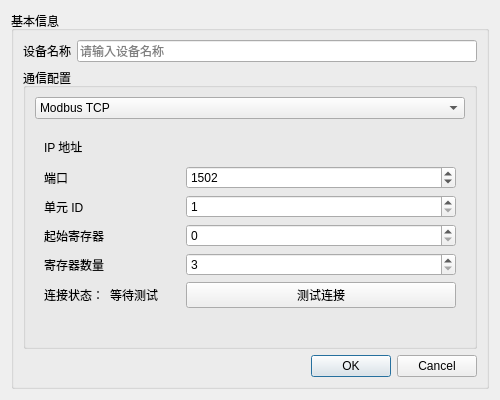
The window that UI/adddevicedialog.ui (Chick9N/MonitoringSystem) describes before a commit, drawn with Qt 5.
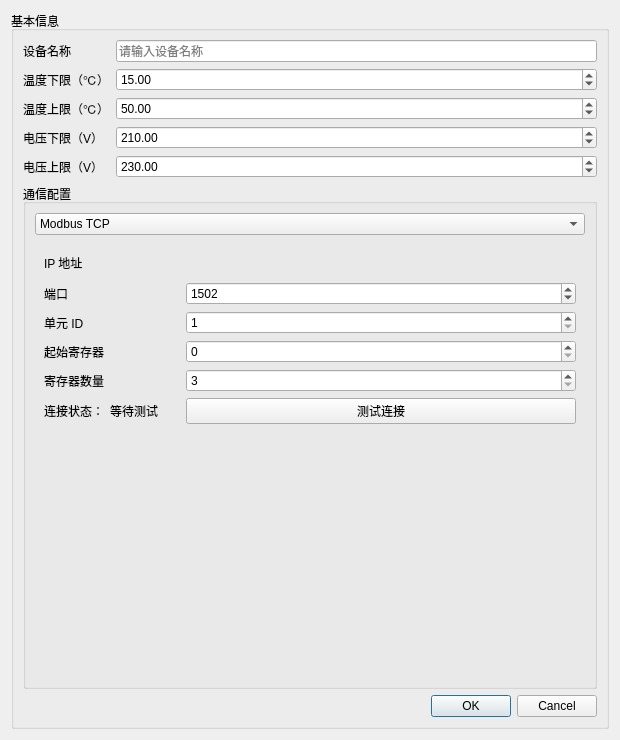
The same window after the commit. Custom widgets are drawn as their Qt base class.

What changed in the file:
```diff
--- a/UI/adddevicedialog.ui
+++ b/UI/adddevicedialog.ui
@@ -6,14 +6,14 @@
    <rect>
     <x>0</x>
     <y>0</y>
-    <width>500</width>
-    <height>400</height>
+    <width>620</width>
+    <height>740</height>
    </rect>
   </property>
   <property name="minimumSize">
    <size>
-    <width>500</width>
-    <height>400</height>
+    <width>580</width>
+    <height>680</height>
    </size>
   </property>
   <property name="windowTitle">
@@ -42,6 +42,14 @@
           </property>
          </widget>
         </item>
+        <item row="1" column="0"><widget class="QLabel" name="temperatureLowLabel"><property name="text"><string>温度下限（℃）</string></property></widget></item>
+        <item row="1" column="1"><widget class="QDoubleSpinBox" name="temperatureLowSpinBox"><property name="maximum"><double>200.000000000000000</double></property><property name="value"><double>15.000000000000000</double></property></widget></item>
+        <item row="2" column="0"><widget class="QLabel" name="temperatureHighLabel"><property name="text"><string>温度上限（℃）</string></property></widget></item>
+        <item row="2" column="1"><widget class="QDoubleSpinBox" name="temperatureHighSpinBox"><property name="maximum"><double>200.000000000000000</double></property><property name="value"><double>50.000000000000000</double></property></widget></item>
+        <item row="3" column="0"><widget class="QLabel" name="voltageLowLabel"><property name="text"><string>电压下限（V）</string></property></widget></item>
+        <item row="3" column="1"><widget class="QDoubleSpinBox" name="voltageLowSpinBox"><property name="maximum"><double>1000.000000000000000</double></property><property name="value"><double>210.000000000000000</double></property></widget></item>
+        <item row="4" column="0"><widget class="QLabel" name="voltageHighLabel"><property name="text"><string>电压上限（V）</string></property></widget></item>
+        <item row="4" column="1"><widget class="QDoubleSpinBox" name="voltageHighSpinBox"><property name="maximum"><double>1000.000000000000000</double></property><property name="value"><double>230.000000000000000</double></property></widget></item>
        </layout>
       </item>
       <item>
```
